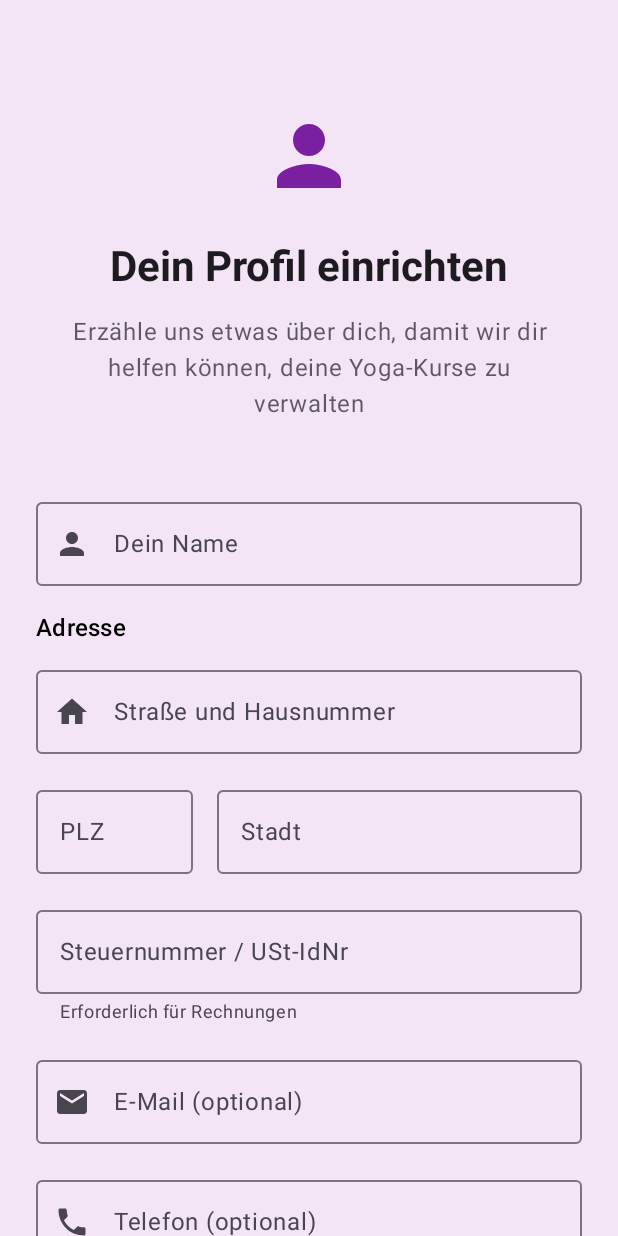
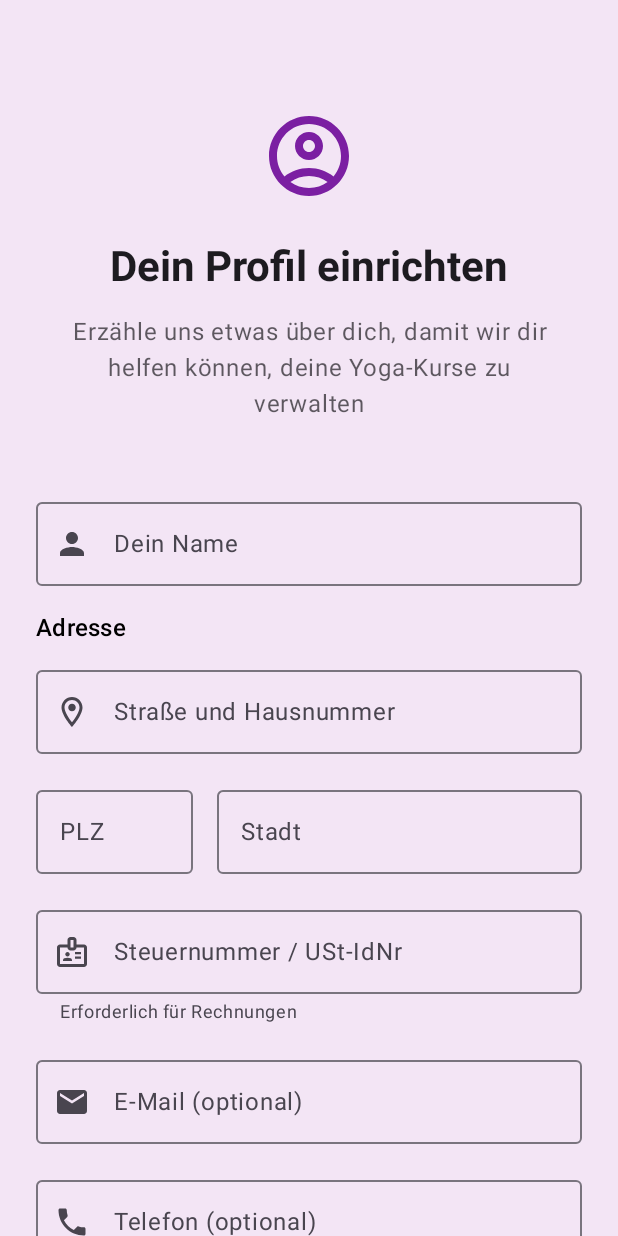
Before and after one commit to jodli/Vereinsknete, an Android app built with Jetpack Compose: the screen it shows after launch (MainActivity), after a tap on "Los geht's", on a phone screen of 412 x 824 dp. Run offline under Robolectric (Android 15) with nearby library versions, the phone set to English and light mode, and no system bars; our stand-ins replace Dagger/Hilt's generated code, Room's generated code.

Commit message:
improve icons

```diff
--- a/android/app/src/main/java/de/yogaknete/app/presentation/screens/onboarding/UserProfileSetupScreen.kt
+++ b/android/app/src/main/java/de/yogaknete/app/presentation/screens/onboarding/UserProfileSetupScreen.kt
@@ -6,11 +6,14 @@ import androidx.compose.foundation.rememberScrollState
 import androidx.compose.foundation.text.KeyboardOptions
 import androidx.compose.foundation.verticalScroll
 import androidx.compose.material.icons.Icons
+import androidx.compose.material.icons.filled.Email
 import androidx.compose.material.icons.filled.Person
-import androidx.compose.material.icons.filled.Add
-import androidx.compose.material.icons.filled.Home
-import androidx.compose.material.icons.filled.Email
 import androidx.compose.material.icons.filled.Phone
+import androidx.compose.material.icons.outlined.LocationOn
+import androidx.compose.material.icons.outlined.AccountBalance
+import androidx.compose.material.icons.outlined.AttachMoney
+import androidx.compose.material.icons.outlined.Badge
+import androidx.compose.material.icons.outlined.AccountCircle
 import androidx.compose.material3.*
 import androidx.compose.runtime.*
 import androidx.compose.ui.Alignment
@@ -59,7 +62,7 @@ fun UserProfileSetupScreen(
 
         // Header
         Icon(
-            imageVector = Icons.Default.Person,
+            imageVector = Icons.Outlined.AccountCircle,
             contentDescription = null,
             modifier = Modifier.size(64.dp),
             tint = MaterialTheme.colorScheme.primary
@@ -132,7 +135,7 @@ fun UserProfileSetupScreen(
             placeholder = { Text("z.B. Yogastraße 42") },
             leadingIcon = {
                 Icon(
-                    imageVector = Icons.Default.Home,
+                    imageVector = Icons.Outlined.LocationOn,
                     contentDescription = null
                 )
             },
@@ -177,6 +180,12 @@ fun UserProfileSetupScreen(
             },
             label = { Text("Steuernummer / USt-IdNr") },
             placeholder = { Text("z.B. DE123456789") },
+            leadingIcon = {
+                Icon(
+                    imageVector = Icons.Outlined.Badge,
+                    contentDescription = null
+                )
+            },
             modifier = Modifier.fillMaxWidth(),
             isError = taxIdError,
             supportingText = if (taxIdError) {
@@ -242,7 +251,7 @@ fun UserProfileSetupScreen(
             placeholder = { Text("z.B. Sparkasse Berlin") },
             leadingIcon = {
                         Icon(
-                            imageVector = Icons.Default.Add,
+                            imageVector = Icons.Outlined.AccountBalance,
                             contentDescription = null
                         )
             },
@@ -294,7 +303,7 @@ fun UserProfileSetupScreen(
             placeholder = { Text("z.B. 31,50") },
             leadingIcon = {
                 Icon(
-                    imageVector = Icons.Default.Add,
+                    imageVector = Icons.Outlined.AttachMoney,
                     contentDescription = null
                 )
             },
--- a/android/app/src/main/java/de/yogaknete/app/presentation/screens/onboarding/WelcomeScreen.kt
+++ b/android/app/src/main/java/de/yogaknete/app/presentation/screens/onboarding/WelcomeScreen.kt
@@ -3,7 +3,7 @@ package de.yogaknete.app.presentation.screens.onboarding
 import androidx.compose.foundation.layout.*
 import androidx.compose.foundation.background
 import androidx.compose.material.icons.Icons
-import androidx.compose.material.icons.filled.Home
+import androidx.compose.material.icons.outlined.SelfImprovement
 import androidx.compose.material3.*
 import androidx.compose.runtime.Composable
 import androidx.compose.ui.Alignment
@@ -28,7 +28,7 @@ fun WelcomeScreen(
     ) {
         // App icon/logo placeholder
         Icon(
-            imageVector = Icons.Default.Home,
+            imageVector = Icons.Outlined.SelfImprovement,
             contentDescription = "YogaKnete",
             modifier = Modifier.size(80.dp),
             tint = MaterialTheme.colorScheme.primary
```
Also changed, not shown: android/app/src/main/java/de/yogaknete/app/presentation/screens/backup/BackupManagementScreen.kt (+15 -13 lines), android/app/src/main/java/de/yogaknete/app/presentation/screens/invoice/InvoiceListScreen.kt (+12 -8 lines), android/app/src/main/java/de/yogaknete/app/presentation/screens/onboarding/StudioAdditionScreen.kt (+11 -8 lines), android/app/src/main/java/de/yogaknete/app/presentation/screens/settings/UserProfileEditScreen.kt (+14 -7 lines), android/app/src/main/java/de/yogaknete/app/presentation/screens/studios/StudioEditDialog.kt (+12 -7 lines), android/app/src/main/java/de/yogaknete/app/presentation/screens/studios/StudiosManagementScreen.kt (+7 -3 lines), android/app/src/main/java/de/yogaknete/app/presentation/screens/templates/TemplateManagementScreen.kt (+9 -5 lines), android/app/src/main/java/de/yogaknete/app/presentation/screens/week/WeekViewDialogs.kt (+7 -4 lines), android/app/src/main/java/de/yogaknete/app/presentation/screens/week/WeekViewScreen.kt (+7 -8 lines).
